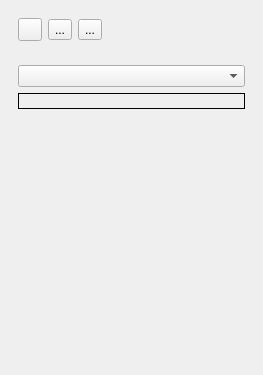
Before: the Qt Designer form forms/TexturePropertiesView.ui in ethiago/shader-labs, drawn with Qt 5.
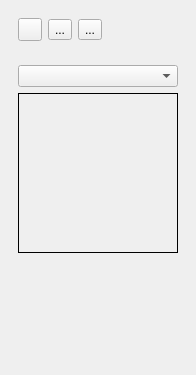
After: the same form once the commit is applied. Icons and pictures are not drawn.

```diff
--- a/forms/TexturePropertiesView.ui
+++ b/forms/TexturePropertiesView.ui
@@ -6,14 +6,14 @@
    <rect>
     <x>0</x>
     <y>0</y>
-    <width>263</width>
+    <width>196</width>
     <height>375</height>
    </rect>
   </property>
   <property name="minimumSize">
    <size>
-    <width>174</width>
-    <height>285</height>
+    <width>196</width>
+    <height>308</height>
    </size>
   </property>
   <property name="autoFillBackground">
@@ -90,6 +90,12 @@
        </item>
        <item>
         <widget class="QLabel" name="imageContainer">
+         <property name="minimumSize">
+          <size>
+           <width>160</width>
+           <height>160</height>
+          </size>
+         </property>
          <property name="styleSheet">
           <string notr="true">#imageContainer{
 border: 1px solid black;
```
Left out of the diff: 3 changed lines with no effect on the pictures.
